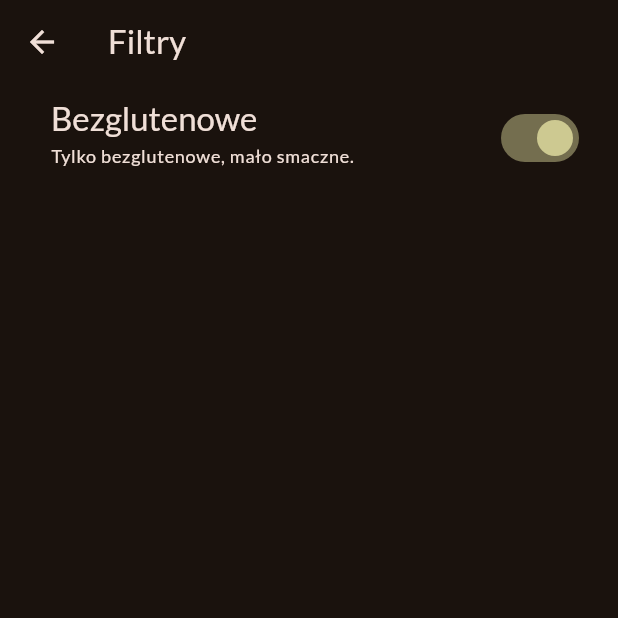
After one commit to sake12/flutter_projects, a Flutter app: the FiltersScreen screen opened directly, after a tap on "Bezglutenowe", on a phone screen of 412 x 824 dp, the top half of it. The commit adds this screen. Run offline on Flutter 3.47's test engine with Material 2 defaults, Android fonts, the phone set to English and light mode, and no system bars; our stand-ins replace google_fonts, transparent_image.

Commit message:
filters... almost...

```diff
--- /dev/null
+++ b/course_08_meals/lib/screens/filters_screen.dart
@@ -0,0 +1,57 @@
+import 'package:flutter/material.dart';
+
+class FiltersScreen extends StatefulWidget {
+  const FiltersScreen({super.key});
+
+  @override
+  State<FiltersScreen> createState() => _FiltersScreenState();
+}
+
+class _FiltersScreenState extends State<FiltersScreen> {
+  var _glutenFreeFilter = false;
+
+  @override
+  Widget build(BuildContext context) {
+    return Scaffold(
+      appBar: AppBar(
+        title: const Text('Filtry'),
+      ),
+      // drawer: MainDrawer(
+      //   onSelectScreen: (identifier) {
+      //     Navigator.of(context).pop();
+      //     if (identifier == 'meals') {
+      //       Navigator.of(context).pushReplacement(
+      //         MaterialPageRoute(
+      //           builder: (ctx) => const TabsScreen(),
+      //         ),
+      //       );
+      //     }
+      //   },
+      // ),
+      body: Column(children: [
+        SwitchListTile(
+          value: _glutenFreeFilter,
+          onChanged: (newValue) {
+            setState(() {
+              _glutenFreeFilter = newValue;
+            });
+          },
+          title: Text(
+            'Bezglutenowe',
+            style: Theme.of(context).textTheme.titleLarge!.copyWith(
+                  color: Theme.of(context).colorScheme.onBackground,
+                ),
+          ),
+          subtitle: Text(
+            'Tylko bezglutenowe, mało smaczne.',
+            style: Theme.of(context).textTheme.labelMedium!.copyWith(
+                  color: Theme.of(context).colorScheme.onBackground,
+                ),
+          ),
+          activeColor: Theme.of(context).colorScheme.tertiary,
+          contentPadding: const EdgeInsets.only(left: 34, right: 22),
+        ),
+      ]),
+    );
+  }
+}
```
Also changed, not shown: course_08_meals/lib/screens/favorites_screen.dart (deleted, +0 -10 lines), course_08_meals/lib/screens/tabs_screen.dart (+20 -1 lines), course_08_meals/lib/widgets/main_drawer.dart (+6 -4 lines).
